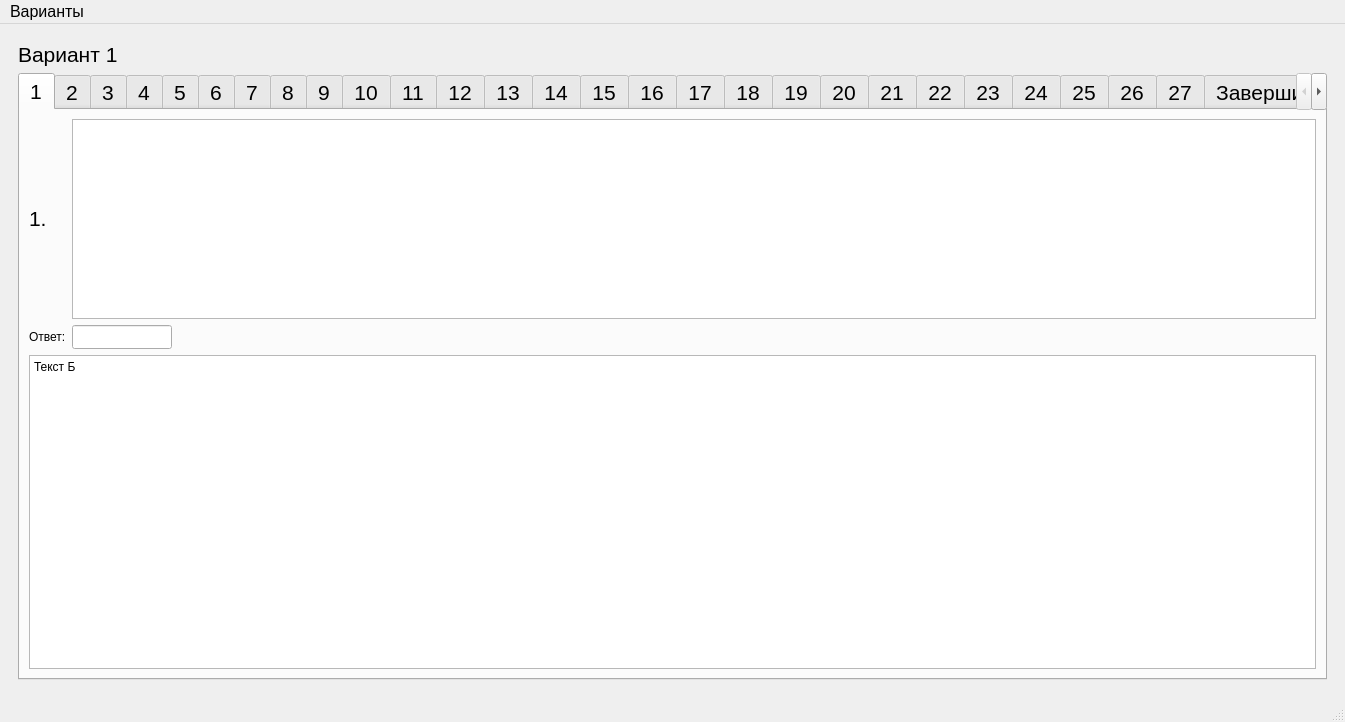
First picture: the form in PyQtUSE/main_window3.ui, repository qpotak/USE-trainer, before the edit.
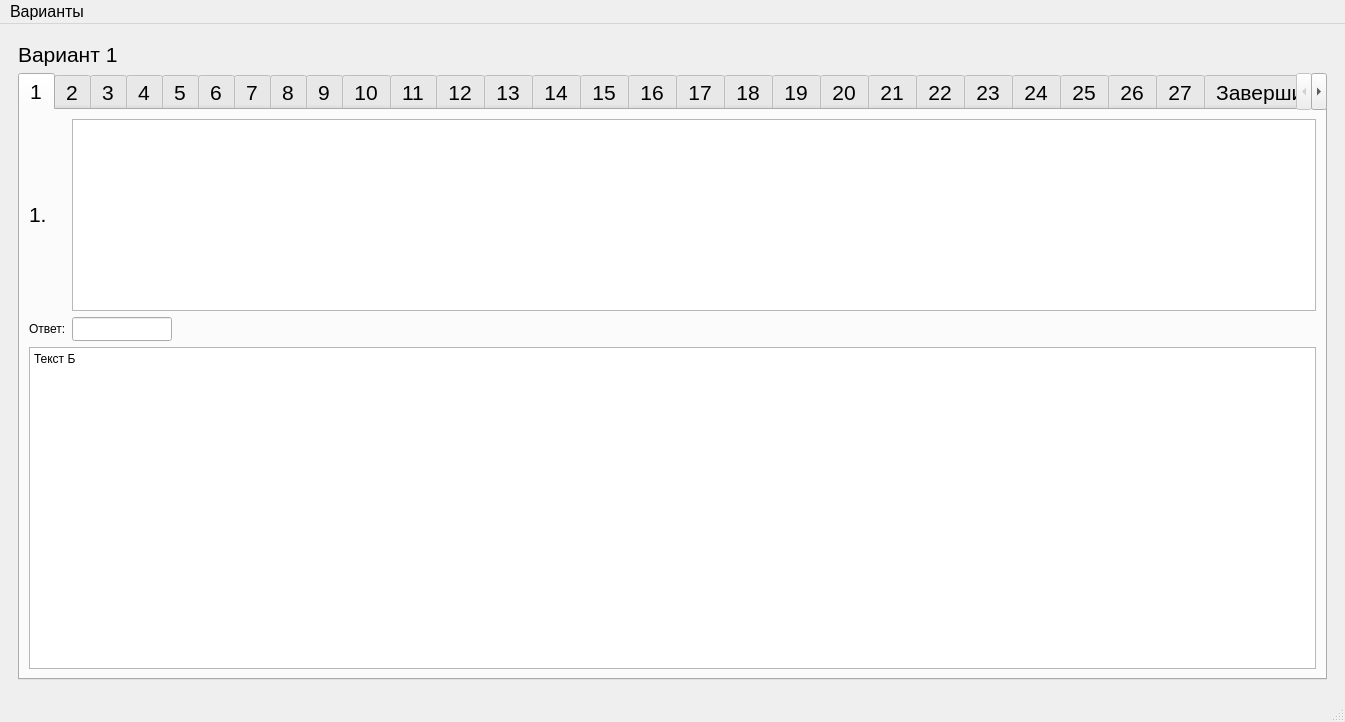
Second picture: the form after the edit. The open tabs and pages were chosen to show the change.

```diff
--- a/PyQtUSE/main_window3.ui
+++ b/PyQtUSE/main_window3.ui
@@ -365,6 +365,12 @@
               </item>
               <item row="0" column="2" colspan="2">
                <widget class="QTextBrowser" name="vrRusTsk1_txt">
+                <property name="sizePolicy">
+                 <sizepolicy hsizetype="Expanding" vsizetype="Preferred">
+                  <horstretch>0</horstretch>
+                  <verstretch>0</verstretch>
+                 </sizepolicy>
+                </property>
                 <property name="minimumSize">
                  <size>
                   <width>300</width>
```
Left out of the diff: 4 changed lines with no effect on the pictures.
